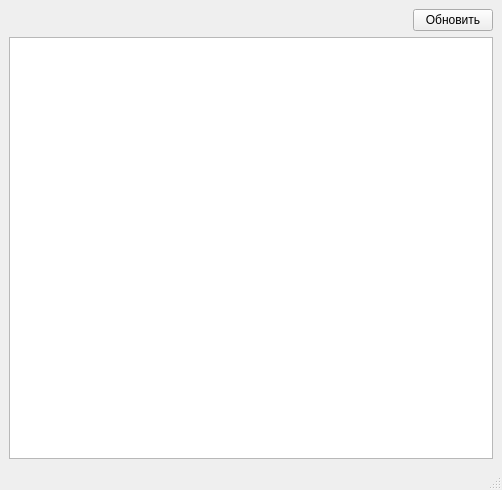
marcomarega/espresso, file UI.ui: the form before one commit.
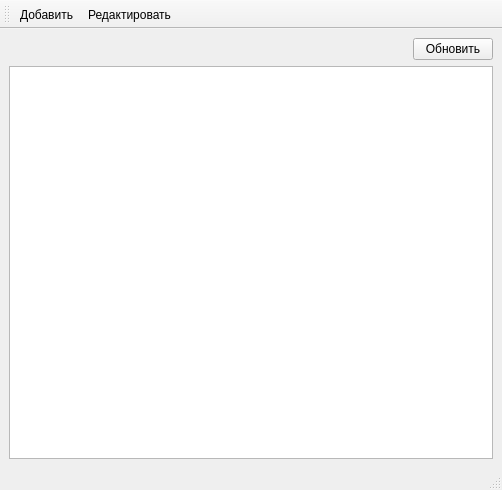
The form after the commit.

```diff
--- a/UI.ui
+++ b/UI.ui
@@ -41,6 +41,29 @@
    </layout>
   </widget>
   <widget class="QStatusBar" name="statusbar"/>
+  <widget class="QToolBar" name="toolBar">
+   <property name="windowTitle">
+    <string>toolBar</string>
+   </property>
+   <attribute name="toolBarArea">
+    <enum>TopToolBarArea</enum>
+   </attribute>
+   <attribute name="toolBarBreak">
+    <bool>false</bool>
+   </attribute>
+   <addaction name="add_action"/>
+   <addaction name="edit_action"/>
+  </widget>
+  <action name="add_action">
+   <property name="text">
+    <string>Добавить</string>
+   </property>
+  </action>
+  <action name="edit_action">
+   <property name="text">
+    <string>Редактировать</string>
+   </property>
+  </action>
  </widget>
  <resources/>
  <connections/>
```
